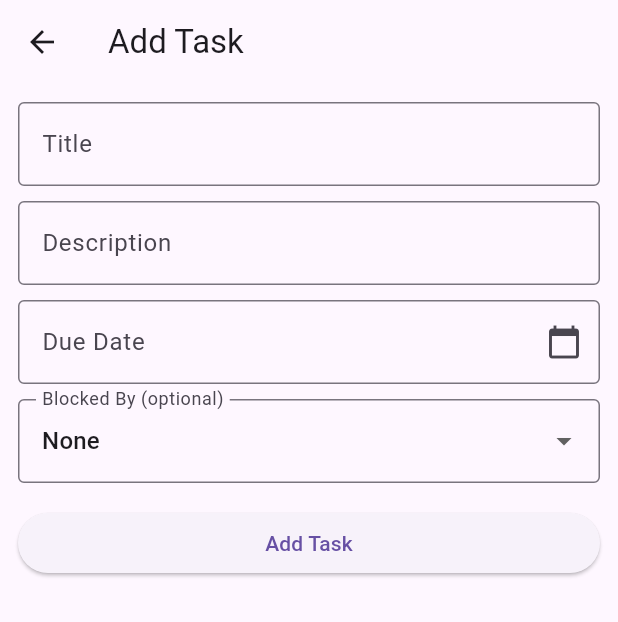
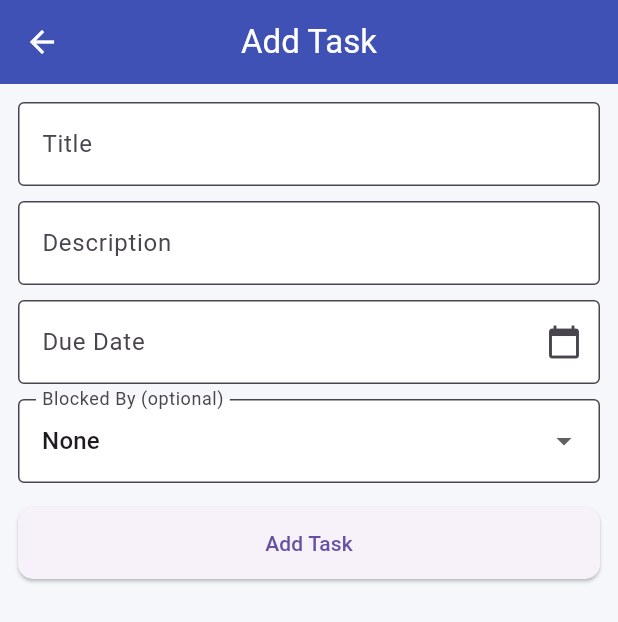
Before and after one commit to rahullpanditaa/taskmanager, a Flutter app: the screen it shows after launch, after a tap on the "add" icon, on a phone screen of 412 x 824 dp. Shown: the top 622 px of the screen. Run offline on Flutter 3.47's test engine with Material 3 defaults, Android fonts, the phone set to English and light mode, and no system bars; our stand-ins replace shared_preferences; network calls fail.

Commit message:
ui polishing

```diff
--- a/frontend/task_manager_app/lib/main.dart
+++ b/frontend/task_manager_app/lib/main.dart
@@ -17,7 +17,37 @@
 
   @override
   Widget build(BuildContext context) {
-    return const MaterialApp(
+    return MaterialApp(
+      title: 'Task Manager',
+      theme: ThemeData(
+        primarySwatch: Colors.indigo,
+        scaffoldBackgroundColor: const Color(0xFFF5F7FB),
+
+        appBarTheme: const AppBarTheme(
+          elevation: 0,
+          centerTitle: true,
+          backgroundColor: Colors.indigo,
+          foregroundColor: Colors.white,
+        ),
+
+        inputDecorationTheme: InputDecorationTheme(
+          filled: true,
+          fillColor: Colors.white,
+          border: OutlineInputBorder(
+            borderRadius: BorderRadius.circular(10),
+            borderSide: BorderSide.none,
+          ),
+        ),
+
+        elevatedButtonTheme: ElevatedButtonThemeData(
+          style: ElevatedButton.styleFrom(
+            padding: const EdgeInsets.symmetric(vertical: 14),
+            shape: RoundedRectangleBorder(
+              borderRadius: BorderRadius.circular(10),
+            ),
+          ),
+        ),
+      ),
       home: TasksScreen(),
     );
   }
@@ -525,12 +555,20 @@
 
                     return Opacity(
                       opacity: isBlocked ? 0.6 : 1.0,
-                      child: Card(
-                        color: isBlocked ? Colors.grey[300] : null,
-                        margin: const EdgeInsets.symmetric(
-                          horizontal: 12,
-                          vertical: 6,
+                      child: Container(
+                        margin: const EdgeInsets.symmetric(horizontal: 12, vertical: 6),
+                        decoration: BoxDecoration(
+                          color: isBlocked ? Colors.grey[200] : Colors.white,
+                          borderRadius: BorderRadius.circular(12),
+                          boxShadow: [
+                            BoxShadow(
+                              color: Colors.black.withOpacity(0.05),
+                              blurRadius: 8,
+                              offset: const Offset(0, 4),
+                            ),
+                          ],
                         ),
+
                         child: ListTile(
                           title: buildHighlightedText(task['title'], searchQuery),
                           subtitle: Column(
```
